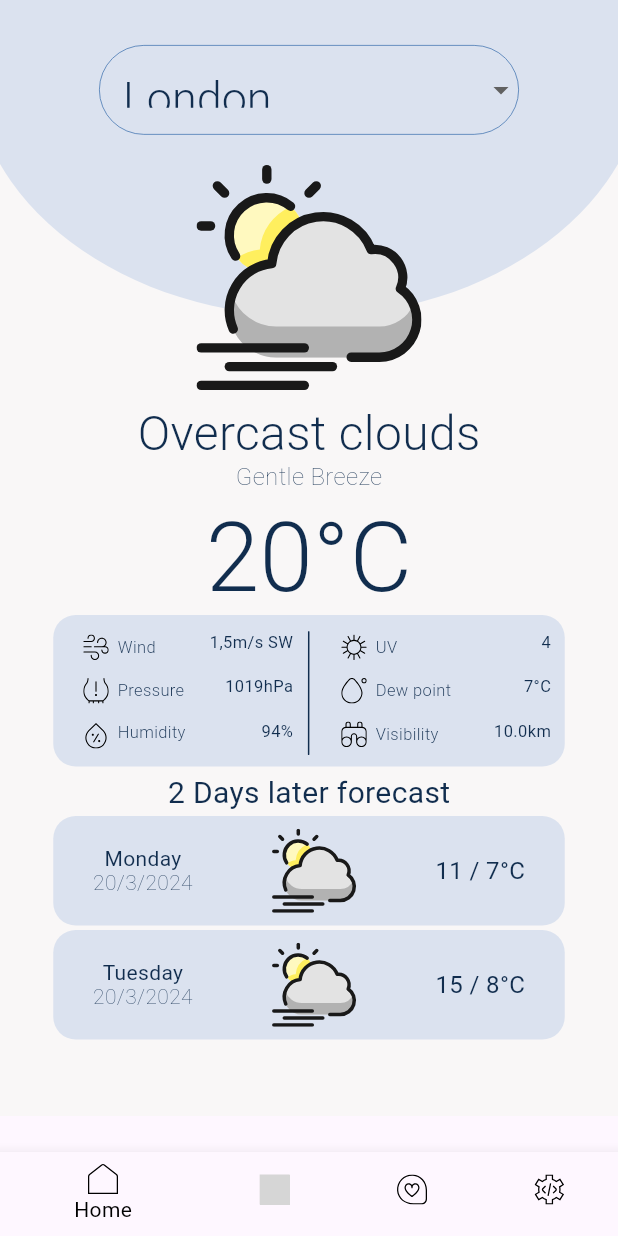
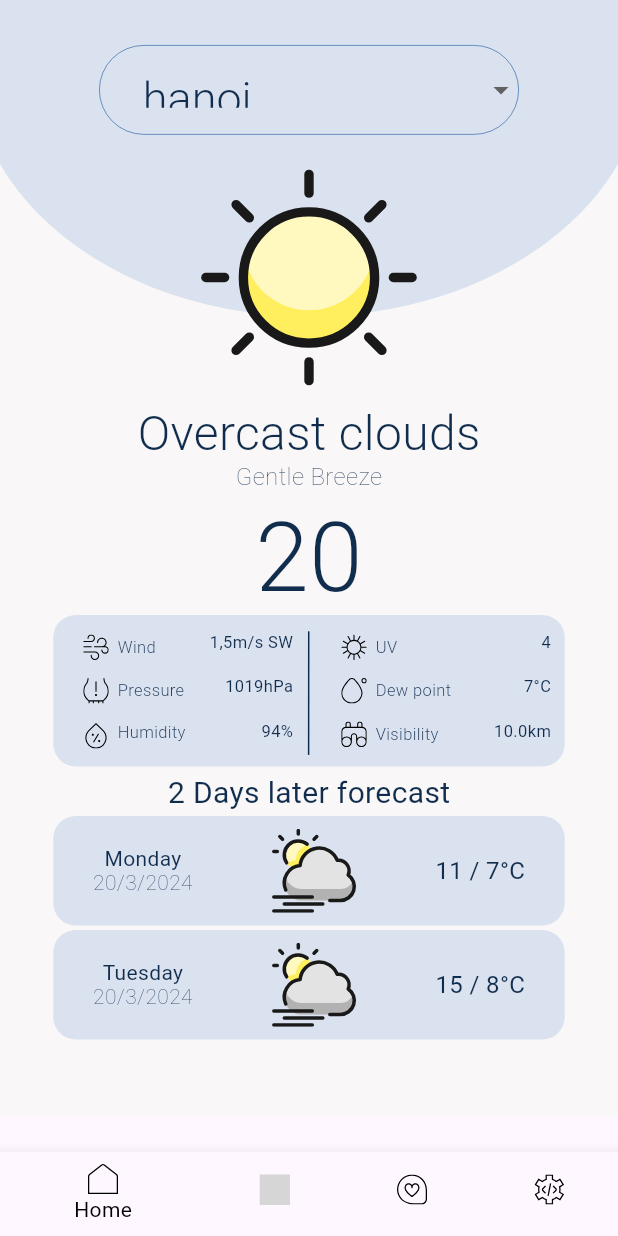
Before and after one commit to quang10122003/app_thoi_tiet, a Flutter app: the HomeScreen screen opened directly, on a phone screen of 412 x 824 dp. Run offline on Flutter 3.47's test engine with Material 3 defaults, Android fonts, the phone set to English and light mode, and no system bars; our stand-ins replace flutter_svg; Roboto replaces fonts that are missing (Jost); grey boxes are pictures that could not be loaded.

Commit message:
thay doi packge

```diff
--- a/lib/Widget/Models/city.dart
+++ b/lib/Models/city.dart
@@ -1,12 +1,29 @@
-import 'package:bai_cuoi_ky/Widget/Models/cityWeather.dart';
+import 'package:bai_cuoi_ky/Models/cityWeather.dart';
 
 class City {
   // Khởi tạo citys trong constructor
   Map<String, CityWeather> cities = {
+    'hanoi': CityWeather(
+      today_weather: 'Overcast clouds',
+      description: 'Gentle Freeze',
+      today_temp: 20,
+      wind: 1.5,
+      pressure: 1019,
+      humidity: 94,
+      uv: 4,
+      dew_point: 7,
+      visibility: 10.0,
+      next_day: DateTime(2024, 3, 20),
+      nd_temp: 11,
+      nd_dewpoint: 7,
+      next_2_day: DateTime(2023, 3, 21),
+      n2d_temp: 15,
+      n2d_dewpoint: 8,
+    ),
     'London': CityWeather(
       today_weather: 'Overcast clouds',
       description: 'Gentle Freeze',
-      today_temp: 20,
+      today_temp: 50,
       wind: 1.5,
       pressure: 1019,
       humidity: 94,
@@ -38,5 +55,5 @@ class City {
       n2d_dewpoint: 8,
     ),
   };
-  List<String> loved_cities = ['London','Paris'];
+  List<String> loved_cities = ["hanoi", 'London', 'Paris'];
 }
--- a/lib/Widget/Models/cityWeather.dart
+++ b/lib/Models/cityWeather.dart
@@ -1,7 +1,7 @@
 class CityWeather {
-  String today_weather;
-  String description;
-  int today_temp;
+  String today_weather; // thơ
+  String description; // mưu tả
+  int today_temp; // nhiệt đọo hôm nay
   double wind;
   double pressure;
   int humidity;
--- a/lib/Widget/HomeScreen/homeScreen.dart
+++ b/lib/Widget/HomeScreen/homeScreen.dart
@@ -1,4 +1,5 @@
-import 'package:bai_cuoi_ky/Widget/Models/city.dart';
+import 'package:bai_cuoi_ky/Models/city.dart';
+import 'package:bai_cuoi_ky/Models/cityWeather.dart';
 import 'package:flutter/material.dart';
 import 'package:flutter_svg/flutter_svg.dart';
 
@@ -11,9 +12,8 @@ class MainScreen extends StatefulWidget {
 
 class _MainScreenState extends State<MainScreen> {
   @override
+  String? _selectedItem = City().loved_cities.first;
   Widget build(BuildContext context) {
-    City city = City();
-    String? _selectedItem = city.loved_cities.first;
     final TextEditingController cityController = TextEditingController();
     Size screen = MediaQuery.of(context).size;
     return Container(
@@ -53,7 +53,7 @@ class _MainScreenState extends State<MainScreen> {
                                       width: 0.5, color: Color(0xFF3F72AF))),
                             ),
                             alignment: AlignmentDirectional.center,
-                            value: _selectedItem,
+                            value: City().loved_cities.first,
                             style: TextStyle(
                               color: Color(0xFF112D4E),
                               fontSize: 30,
@@ -61,7 +61,7 @@ class _MainScreenState extends State<MainScreen> {
                               fontWeight: FontWeight.w300,
                               height: 0,
                             ),
-                            items: city.loved_cities
+                            items: City().loved_cities
                                 .map<DropdownMenuItem<String>>((String value) {
                               return DropdownMenuItem<String>(
                                   value: value,
@@ -80,7 +80,7 @@ class _MainScreenState extends State<MainScreen> {
                     padding: EdgeInsets.symmetric(
                         vertical: 10, horizontal: screen.width / 2 - 75),
                     child: SvgPicture.asset(
-                      'images/weather_icon/day/day-wind-cloud.svg',
+                      'images/weather_icon/day/day-sun-clear.svg',
                       width: 150,
                       height: 150,
                     ),
@@ -110,7 +110,7 @@ class _MainScreenState extends State<MainScreen> {
                   Padding(
                     padding: EdgeInsets.only(top: 8),
                     child: Text(
-                      '20°C',
+                      '${City().cities[_selectedItem]?.today_temp}',
                       textAlign: TextAlign.center,
                       style: TextStyle(
                         color: Color(0xFF112D4E),
--- a/pubspec.yaml
+++ b/pubspec.yaml
@@ -36,6 +36,7 @@ dependencies:
   # Use with the CupertinoIcons class for iOS style icons.
   cupertino_icons: ^1.0.2
   flutter_svg: ^2.0.10+1
+  http: ^1.2.0
 
 dev_dependencies:
   flutter_test:
```
Also changed, not shown: lib/api/api.dart (added, +23 -0 lines), pubspec.lock.
